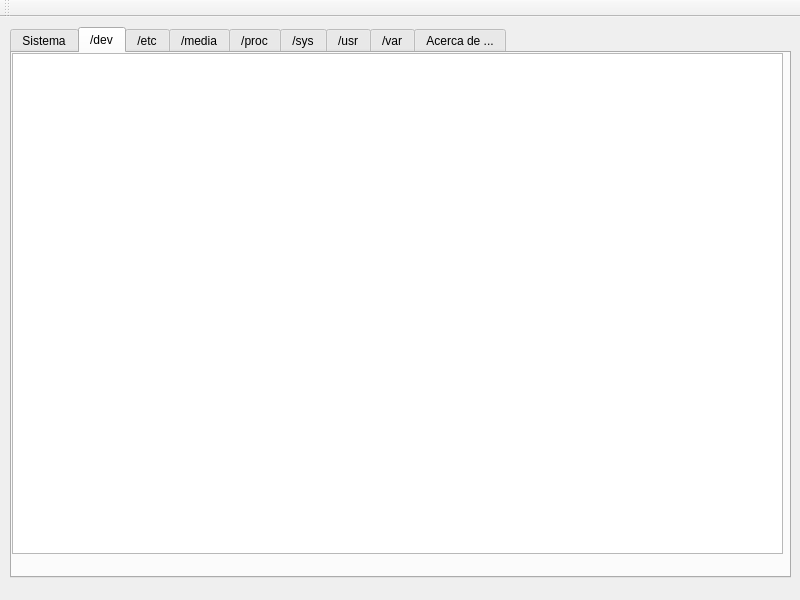
The window that proyectos/Penserbjorne/MonitorSistema/MonitorSistema_Aplicacion/mainwindow.ui (gwolf/clase-sistop-2017-01) describes before a commit, drawn with Qt 5.
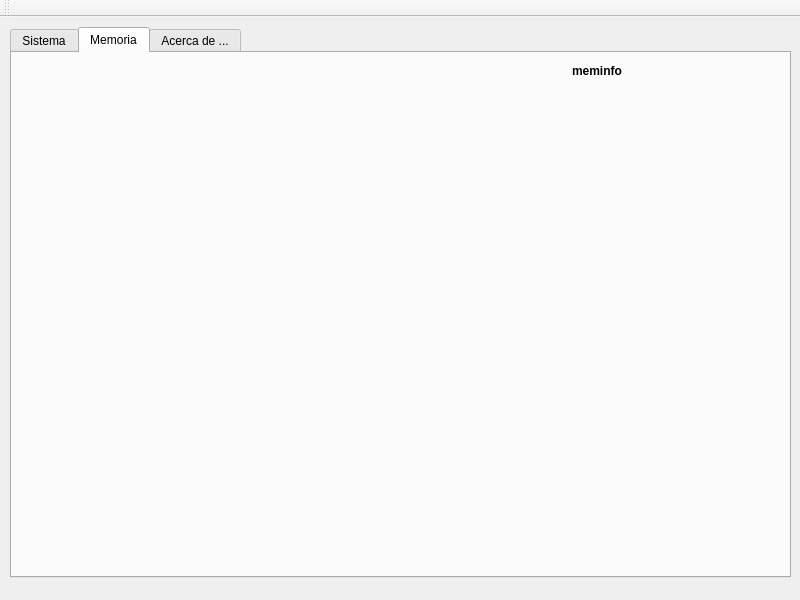
The same window after the commit. The open tabs and pages were chosen to show the change. Icons and pictures are not drawn.

Commit message: Se añadio monitoreo de memoria. Faltan graficos. Se añadio mutex. Se añadio un temporizador a un hilo para la memoria.

The edit to the form file:
```diff
--- a/proyectos/Penserbjorne/MonitorSistema/MonitorSistema_Aplicacion/mainwindow.ui
+++ b/proyectos/Penserbjorne/MonitorSistema/MonitorSistema_Aplicacion/mainwindow.ui
@@ -291,127 +291,102 @@
     </widget>
     <widget class="QWidget" name="tab_dev">
      <attribute name="title">
-      <string>/dev</string>
+      <string>Memoria</string>
      </attribute>
      <widget class="QPlainTextEdit" name="plainTextEditDev">
       <property name="geometry">
        <rect>
-        <x>0</x>
-        <y>0</y>
-        <width>771</width>
-        <height>501</height>
+        <x>560</x>
+        <y>30</y>
+        <width>201</width>
+        <height>481</height>
        </rect>
       </property>
-      <property name="readOnly">
-       <bool>true</bool>
+      <property name="palette">
+       <palette>
+        <active>
+         <colorrole role="Base">
+          <brush brushstyle="SolidPattern">
+           <color alpha="0">
+            <red>255</red>
+            <green>255</green>
+            <blue>255</blue>
+           </color>
+          </brush>
+         </colorrole>
+         <colorrole role="Window">
+          <brush brushstyle="SolidPattern">
+           <color alpha="0">
+            <red>239</red>
+            <green>235</green>
+            <blue>231</blue>
+           </color>
+          </brush>
+         </colorrole>
+        </active>
+        <inactive>
+         <colorrole role="Base">
+          <brush brushstyle="SolidPattern">
+           <color alpha="0">
+            <red>255</red>
+            <green>255</green>
+            <blue>255</blue>
+           </color>
+          </brush>
+         </colorrole>
+         <colorrole role="Window">
+          <brush brushstyle="SolidPattern">
+           <color alpha="0">
+            <red>239</red>
+            <green>235</green>
+            <blue>231</blue>
+           </color>
+          </brush>
+         </colorrole>
+        </inactive>
+        <disabled>
+         <colorrole role="Base">
+          <brush brushstyle="SolidPattern">
+           <color alpha="0">
+            <red>239</red>
+            <green>235</green>
+            <blue>231</blue>
+           </color>
+          </brush>
+         </colorrole>
+         <colorrole role="Window">
+          <brush brushstyle="SolidPattern">
+           <color alpha="0">
+            <red>239</red>
+            <green>235</green>
+            <blue>231</blue>
+           </color>
+          </brush>
+         </colorrole>
+        </disabled>
+       </palette>
       </property>
-     </widget>
-    </widget>
-    <widget class="QWidget" name="tab_etc">
-     <attribute name="title">
-      <string>/etc</string>
-     </attribute>
-     <widget class="QPlainTextEdit" name="plainTextEditEtc">
-      <property name="geometry">
-       <rect>
-        <x>0</x>
-        <y>0</y>
-        <width>771</width>
-        <height>501</height>
-       </rect>
-      </property>
       <property name="readOnly">
        <bool>true</bool>
       </property>
      </widget>
-    </widget>
-    <widget class="QWidget" name="tab_media">
-     <attribute name="title">
-      <string>/media</string>
-     </attribute>
-     <widget class="QPlainTextEdit" name="plainTextEditMedia">
+     <widget class="QLabel" name="lbl_meminfo">
       <property name="geometry">
        <rect>
-        <x>0</x>
-        <y>0</y>
-        <width>771</width>
-        <height>501</height>
+        <x>560</x>
+        <y>10</y>
+        <width>71</width>
+        <height>16</height>
        </rect>
       </property>
-      <property name="readOnly">
-       <bool>true</bool>
+      <property name="font">
+       <font>
+        <weight>75</weight>
+        <bold>true</bold>
+       </font>
       </property>
-     </widget>
-    </widget>
-    <widget class="QWidget" name="tab_proc">
-     <attribute name="title">
-      <string>/proc</string>
-     </attribute>
-     <widget class="QPlainTextEdit" name="plainTextEditProc">
-      <property name="geometry">
-       <rect>
-        <x>0</x>
-        <y>0</y>
-        <width>771</width>
-        <height>501</height>
-       </rect>
-      </property>
-      <property name="readOnly">
-       <bool>true</bool>
-      </property>
-     </widget>
-    </widget>
-    <widget class="QWidget" name="tab_sys">
-     <attribute name="title">
-      <string>/sys</string>
-     </attribute>
-     <widget class="QPlainTextEdit" name="plainTextEditSys">
-      <property name="geometry">
-       <rect>
-        <x>0</x>
-        <y>0</y>
-        <width>771</width>
-        <height>501</height>
-       </rect>
-      </property>
-      <property name="readOnly">
-       <bool>true</bool>
-      </property>
-     </widget>
-    </widget>
-    <widget class="QWidget" name="tab_usr">
-     <attribute name="title">
-      <string>/usr</string>
-     </attribute>
-     <widget class="QPlainTextEdit" name="plainTextEditUsr">
-      <property name="geometry">
-       <rect>
-        <x>0</x>
-        <y>0</y>
-        <width>771</width>
-        <height>501</height>
-       </rect>
-      </property>
-      <property name="readOnly">
-       <bool>true</bool>
-      </property>
-     </widget>
-    </widget>
-    <widget class="QWidget" name="tab_var">
-     <attribute name="title">
-      <string>/var</string>
-     </attribute>
-     <widget class="QPlainTextEdit" name="plainTextEditVar">
-      <property name="geometry">
-       <rect>
-        <x>0</x>
-        <y>0</y>
-        <width>771</width>
-        <height>501</height>
-       </rect>
-      </property>
-      <property name="readOnly">
-       <bool>true</bool>
+      <property name="text">
+       <string>meminfo</string>
       </property>
      </widget>
     </widget>
```
Left out of the diff: 4 changed lines with no effect on the pictures. The commit also changes 8 other files.
